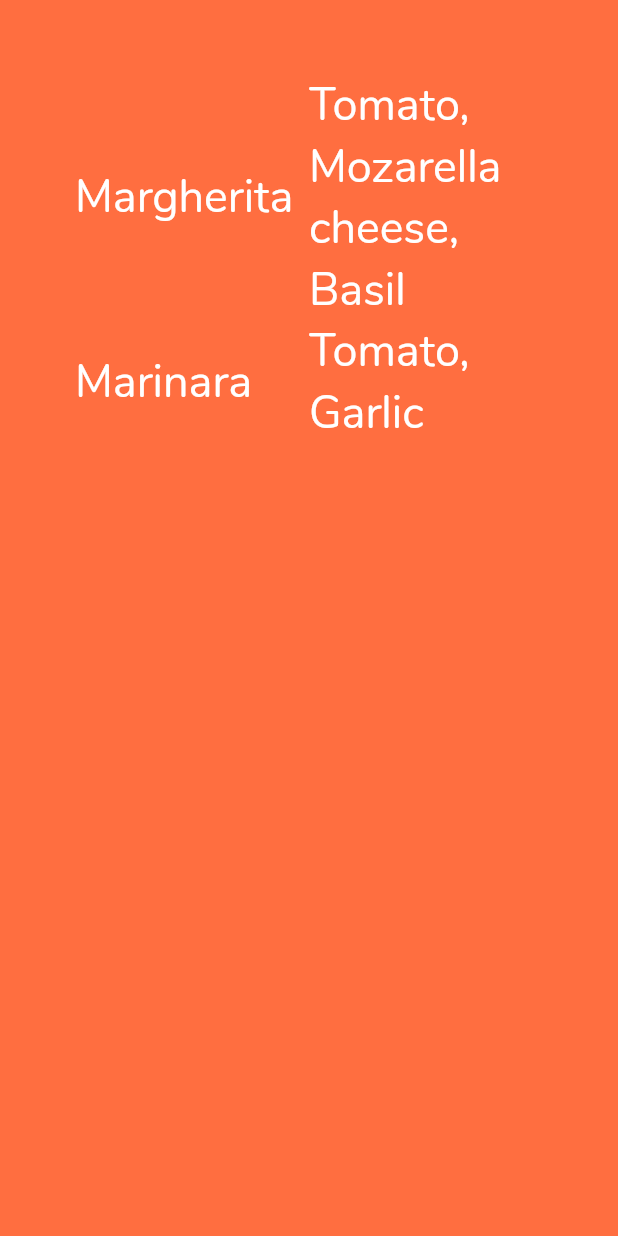
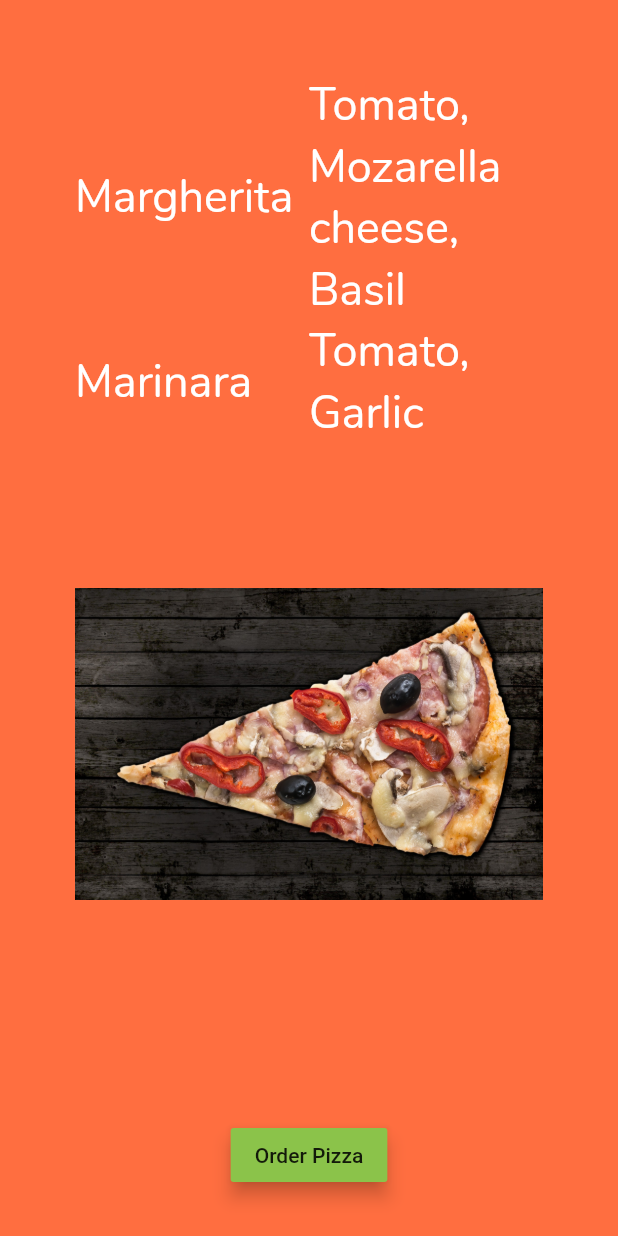
Before and after one commit to ajitpratap0/hola, a Flutter app: the screen it shows after launch, on a phone screen of 412 x 824 dp. Run offline on Flutter 3.47's test engine with Material 2 defaults, Android fonts, the phone set to English and light mode, and no system bars.

Commit message:
Adding Image Asset & Raised Button

```diff
--- a/lib/ui/home.dart
+++ b/lib/ui/home.dart
@@ -13,8 +13,7 @@ class Home extends StatelessWidget {
           Row(
             children: <Widget>[
               Expanded(
-                  child: Text(
-                      "Margherita",
+                  child: Text("Margherita",
                       textDirection: TextDirection.ltr,
                       style: TextStyle(
                           color: Colors.white,
@@ -56,9 +55,48 @@ class Home extends StatelessWidget {
                         fontWeight: FontWeight.w400)),
               )
             ],
-          )
+          ),
+          PizzaImageWidget(),
+          OrderButton(),
         ],
       )),
     );
   }
 }
+
+class PizzaImageWidget extends StatelessWidget {
+  @override
+  Widget build(BuildContext context) {
+    AssetImage pizzaAsset = AssetImage('images/pizza1.jpg');
+    Image image = Image(image: pizzaAsset, width: 400.0, height: 400.0);
+    return Container(
+      child: image,
+    );
+  }
+}
+
+class OrderButton extends StatelessWidget {
+  @override
+  Widget build(BuildContext context) {
+    var button = Container(
+      margin: EdgeInsets.only(top: 50.0),
+      child: RaisedButton(
+        child: Text("Order Pizza"),
+        color: Colors.lightGreen,
+        elevation: 5.0,
+        onPressed: () {
+          order(context);
+        },
+      ),
+    );
+    return button;
+  }
+
+  void order(BuildContext con) {
+    var alert = AlertDialog(
+      title: Text("Order Completed"),
+      content: Text("Thanks for ordering!!"),
+    );
+    showDialog(context: con, builder: (BuildContext context) => alert);
+  }
+}
--- a/pubspec.yaml
+++ b/pubspec.yaml
@@ -44,8 +44,8 @@ flutter:
   uses-material-design: true
 
   # To add assets to your application, add an assets section, like this:
-  # assets:
-  #  - images/a_dot_burr.jpeg
+  assets:
+  - images/pizza1.jpg
   #  - images/a_dot_ham.jpeg
 
   # An image asset can refer to one or more resolution-specific "variants", see
```
Also changed, not shown: images/pizza1.jpg (added).
